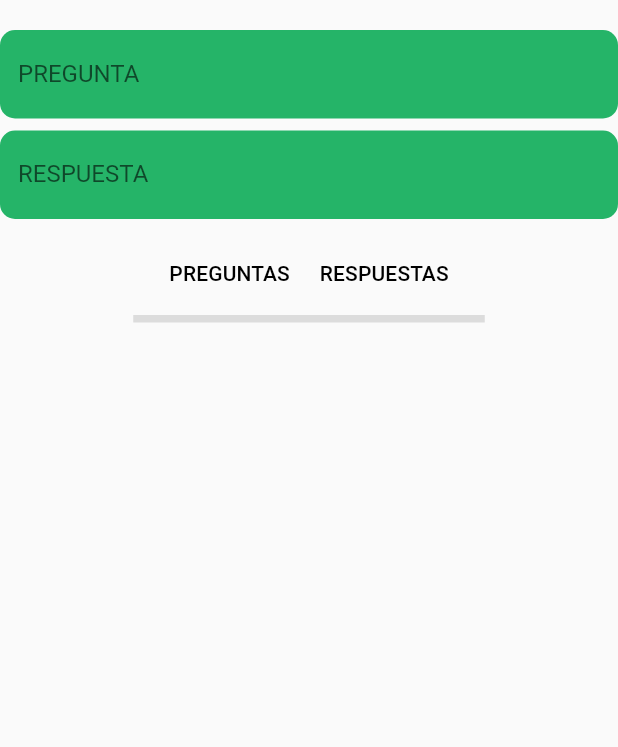
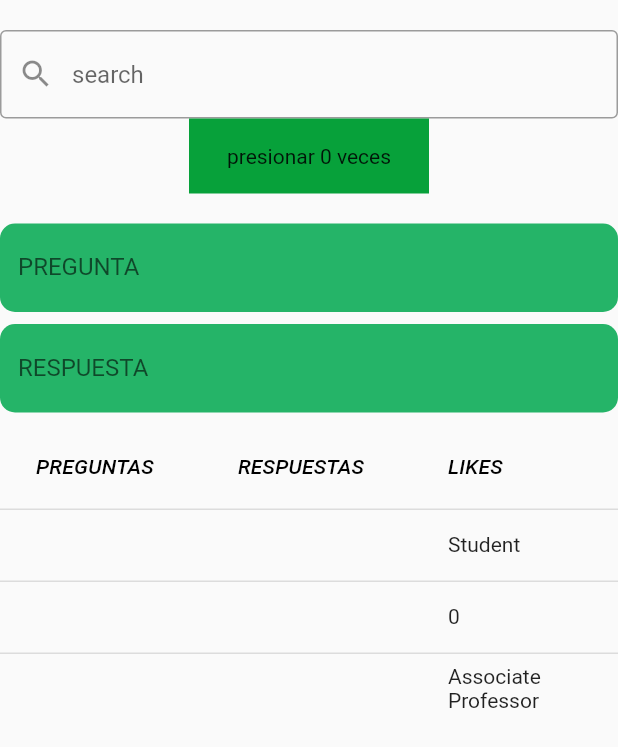
Before and after one commit to Andrescruzxr/movil-app, a Flutter app: the MyHomePage screen opened directly, on a phone screen of 412 x 824 dp. Shown: the top 747 px of the screen. Run offline on Flutter 3.47's test engine with Material 2 defaults, Android fonts, the phone set to English and light mode, and no system bars; our stand-ins replace carousel_slider, fluttertoast, shared_preferences; accounts and stored records are empty.

Commit message:
jueves 23 contador ivan y angy

```diff
--- a/lib/pages/paginaPregunta.dart
+++ b/lib/pages/paginaPregunta.dart
@@ -23,6 +23,13 @@ class _MyHomePageState extends State<MyHomePage> {
   String _text = '';
   String _text2 = '';
 
+  int _counter = 0;
+  void _incrementcounter() {
+    setState(() {
+      _counter++;
+    });
+  }
+
   void _onTextChanged(String value) {
     setState(() {
       _text = value; // Agregar el texto ingresado al texto acumulado
@@ -43,6 +50,28 @@ class _MyHomePageState extends State<MyHomePage> {
           child: Column(
             mainAxisAlignment: MainAxisAlignment.center,
             children: [
+              const SizedBox(
+                height: 20,
+              ),
+
+              TextField(
+                  decoration: InputDecoration(
+                prefixIcon: Icon(Icons.search),
+                hintText: 'search',
+                border: OutlineInputBorder(),
+              )),
+
+              GestureDetector(
+                onTap: _incrementcounter,
+                child: Container(
+                  width: 160,
+                  height: 50,
+                  color: Color.fromARGB(255, 7, 161, 58),
+                  child: Center(
+                    child: Text('presionar $_counter veces'),
+                  ),
+                ),
+              ),
               const SizedBox(
                 height: 20,
               ),
@@ -83,26 +112,77 @@ class _MyHomePageState extends State<MyHomePage> {
               SizedBox(height: 8),
 
               DataTable(
-                columns: [
-                  DataColumn(label: Text('PREGUNTAS')),
-                  DataColumn(label: Text('RESPUESTAS')),
+                columns: const <DataColumn>[
+                  DataColumn(
+                    label: Expanded(
+                      child: Text(
+                        'PREGUNTAS',
+                        style: TextStyle(fontStyle: FontStyle.italic),
+                      ),
+                    ),
+                  ),
+                  DataColumn(
+                    label: Expanded(
+                      child: Text(
+                        'RESPUESTAS',
+                        style: TextStyle(fontStyle: FontStyle.italic),
+                      ),
+                    ),
+                  ),
+                  DataColumn(
+                    label: Expanded(
+                      child: Text(
+                        'LIKES',
+                        style: TextStyle(fontStyle: FontStyle.italic),
+                      ),
+                    ),
+                  ),
                 ],
-                rows: [
-                  DataRow(cells: [
-                    DataCell(Text(
-                      _text,
-                      style: TextStyle(
-                        fontSize: 16,
-                        fontWeight: FontWeight.bold,
-                        color: Color.fromARGB(255, 90, 23, 7),
+                rows: <DataRow>[
+                  DataRow(
+                    cells: <DataCell>[
+                      DataCell(Text(
+                        _text,
+                      )),
+                      DataCell(Text(_text2)),
+                      DataCell(Text('Student')),
+                    ],
+                  ),
+                  DataRow(
+                    cells: <DataCell>[
+                      DataCell(
+                        GestureDetector(
+                          onTap: () {
+                            GestureDetector(
+                              onTap: _incrementcounter,
+                              child: Container(
+                                width: 1,
+                                height: 5,
+                                color: Color.fromARGB(255, 7, 161, 58),
+                                child: Center(
+                                  child: Text('presionar $_counter veces'),
+                                ),
+                              ),
+                            );
+                            // acción cuando se toca la celda
+                          },
+                        ),
                       ),
-                    )),
-                    DataCell(Text(_text2)),
-                  ]),
+                      DataCell(Text(_text2)),
+                      DataCell(Text('$_counter')),
+                    ],
+                  ),
+                  DataRow(
+                    cells: <DataCell>[
+                      DataCell(Text(_text)),
+                      DataCell(Text(_text2)),
+                      DataCell(Text('Associate Professor')),
+                    ],
+                  ),
                 ],
-                columnSpacing: 20,
-                dividerThickness: 5,
-              ), // Mostrar el texto acumulado
+              )
+
+              // Mostrar el texto acumulado
             ],
           ),
         ),
--- a/lib/pages/paginaUsers.dart
+++ b/lib/pages/paginaUsers.dart
@@ -30,6 +30,12 @@ class paginaUsers extends StatelessWidget {
               items: [
                 // Aquí puedes colocar los elementos que deseas mostrar en el carrousel
 
+                TextField(
+                    decoration: InputDecoration(
+                  prefixIcon: Icon(Icons.search),
+                  hintText: 'search',
+                  border: OutlineInputBorder(),
+                )),
                 Image.asset('assets/images/campo1.png'),
                 Image.asset('assets/images/sssss.png'),
                 Image.asset('assets/images/facebook.png'),
@@ -51,10 +57,17 @@ class paginaUsers extends StatelessWidget {
           ),
         ),
 
+
         drawer: Drawer(
           child: ListView(
             padding: EdgeInsets.zero,
             children: [
+              TextField(
+                  decoration: InputDecoration(
+                prefixIcon: Icon(Icons.search),
+                hintText: 'search',
+                border: OutlineInputBorder(),
+              )),
               DrawerHeader(
                 decoration: BoxDecoration(
                   color: Color.fromARGB(255, 19, 210, 124),
```
